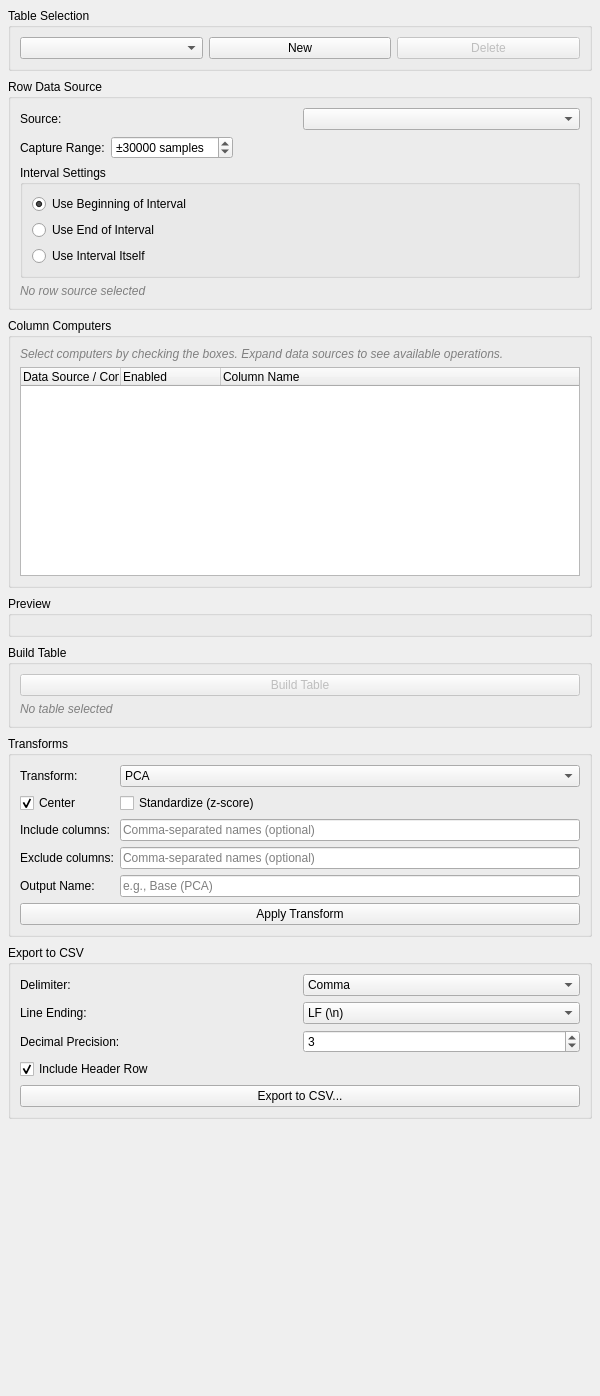
This is src/WhiskerToolbox/TableDesignerWidget/TableDesignerWidget.ui in paulmthompson/WhiskerToolbox as Qt 5 draws it before an edit. The edited form follows.
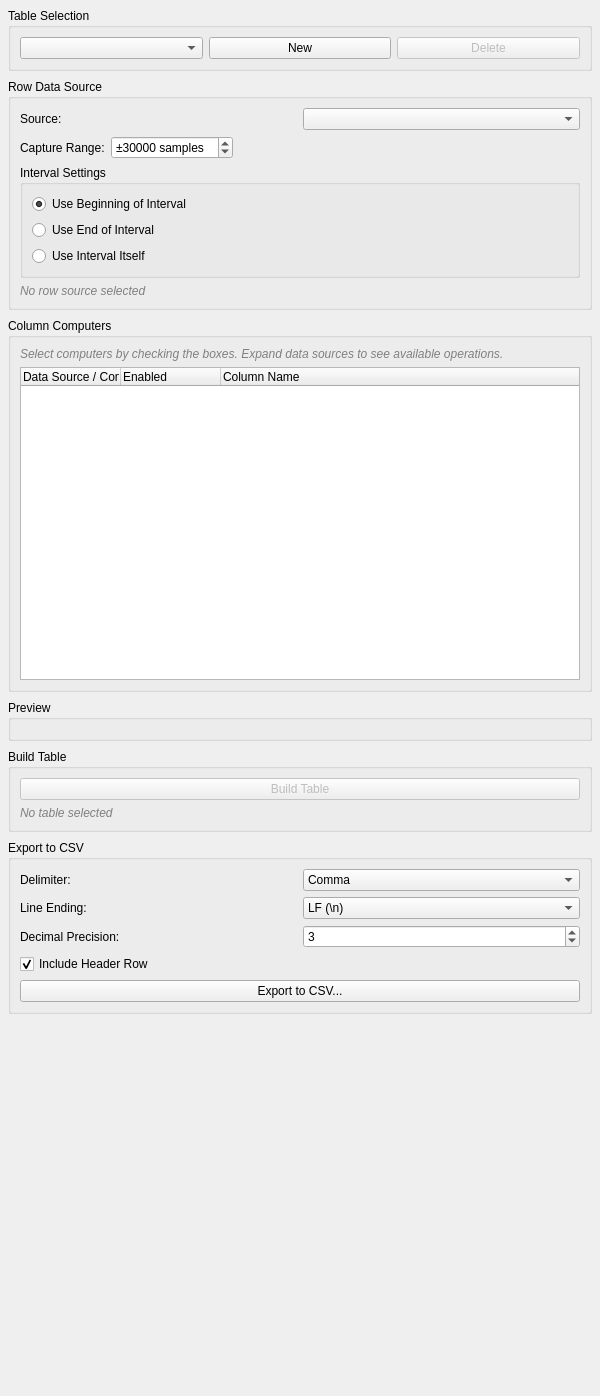
This is the edited form.

Commit message: put tabletransformwidget into collapsible section

What changed in the file:
```diff
--- a/src/WhiskerToolbox/TableDesignerWidget/TableDesignerWidget.ui
+++ b/src/WhiskerToolbox/TableDesignerWidget/TableDesignerWidget.ui
@@ -264,97 +264,7 @@
      </layout>
     </widget>
    </item>
-   <item>
-    <widget class="QGroupBox" name="transform_group">
-     <property name="title">
-      <string>Transforms</string>
-     </property>
-     <layout class="QGridLayout" name="transform_layout">
-      <item row="0" column="0">
-       <widget class="QLabel" name="transform_type_label">
-        <property name="text">
-         <string>Transform:</string>
-        </property>
-       </widget>
-      </item>
-      <item row="0" column="1">
-       <widget class="QComboBox" name="transform_type_combo">
-        <item>
-         <property name="text">
-          <string>PCA</string>
-         </property>
-        </item>
-       </widget>
-      </item>
-      <item row="1" column="0">
-       <widget class="QCheckBox" name="transform_center_checkbox">
-        <property name="text">
-         <string>Center</string>
-        </property>
-        <property name="checked">
-         <bool>true</bool>
-        </property>
-       </widget>
-      </item>
-      <item row="1" column="1">
-       <widget class="QCheckBox" name="transform_standardize_checkbox">
-        <property name="text">
-         <string>Standardize (z-score)</string>
-        </property>
-       </widget>
-      </item>
-      <item row="2" column="0">
-       <widget class="QLabel" name="transform_include_label">
-        <property name="text">
-         <string>Include columns:</string>
-        </property>
-       </widget>
-      </item>
-      <item row="2" column="1">
-       <widget class="QLineEdit" name="transform_include_edit">
-        <property name="placeholderText">
-         <string>Comma-separated names (optional)</string>
-        </property>
-       </widget>
-      </item>
-      <item row="3" column="0">
-       <widget class="QLabel" name="transform_exclude_label">
-        <property name="text">
-         <string>Exclude columns:</string>
-        </property>
-       </widget>
-      </item>
-      <item row="3" column="1">
-       <widget class="QLineEdit" name="transform_exclude_edit">
-        <property name="placeholderText">
-         <string>Comma-separated names (optional)</string>
-        </property>
-       </widget>
-      </item>
-      <item row="4" column="0">
-       <widget class="QLabel" name="transform_output_name_label">
-        <property name="text">
-         <string>Output Name:</string>
-        </property>
-       </widget>
-      </item>
-      <item row="4" column="1">
-       <widget class="QLineEdit" name="transform_output_name_edit">
-        <property name="placeholderText">
-         <string>e.g., Base (PCA)</string>
-        </property>
-       </widget>
-      </item>
-      <item row="5" column="0" colspan="2">
-       <widget class="QPushButton" name="apply_transform_btn">
-        <property name="text">
-         <string>Apply Transform</string>
-        </property>
-       </widget>
-      </item>
-     </layout>
-    </widget>
-   </item>
+   <!-- Transform group removed; replaced by TableTransformWidget within a Collapsible Section -->
    <item>
     <widget class="QGroupBox" name="export_group">
      <property name="title">
```
The commit also changes 2 other files.
